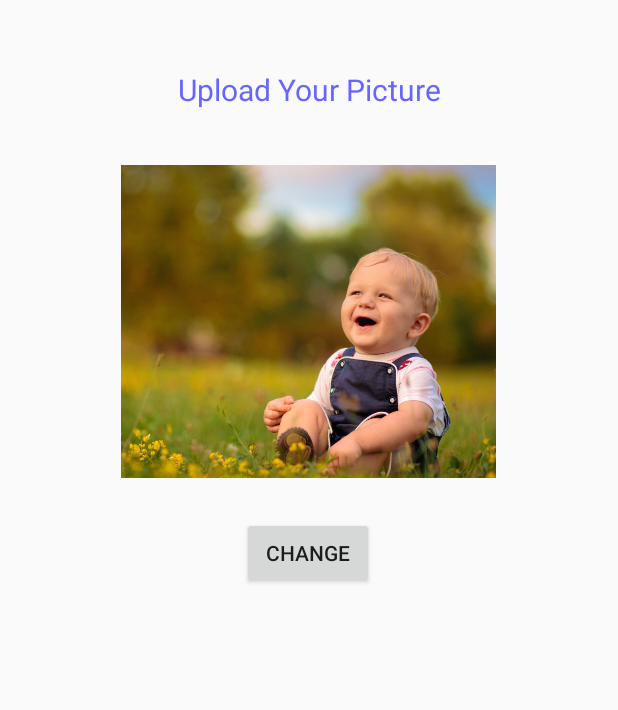
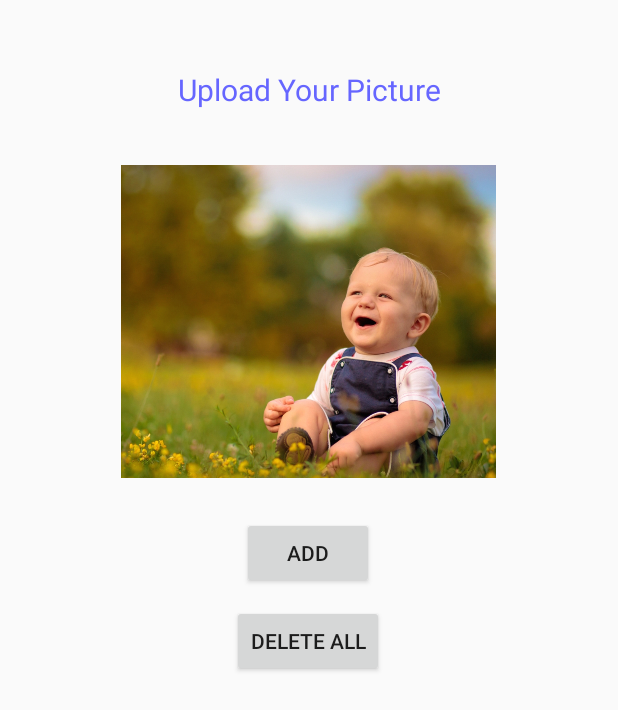
Before and after one commit to jeffreysgao/InYourFace_Dev, an Android app: the PhotoActivity screen opened directly, with no data from a screen before it, on a phone screen of 412 x 824 dp. Shown: the top 710 px of the screen. Run offline under Robolectric (Android 15) with nearby library versions, the phone set to English and light mode, and no system bars; pictures from the network do not load.

Commit message:
delete all button?

```diff
--- a/app/src/main/res/layout/activity_photo.xml
+++ b/app/src/main/res/layout/activity_photo.xml
@@ -47,14 +47,26 @@
                 android:id="@+id/photoTaken1" />
 
             <Button
-                android:id="@+id/btn_start_b"
+                android:id="@+id/btn_start"
                 android:layout_width="wrap_content"
                 android:layout_height="wrap_content"
                 android:layout_alignParentRight="true"
                 android:layout_gravity="center"
                 android:layout_margin="5dp"
                 android:onClick="clickChangeButton1"
-                android:text="@string/change_pic_button" />
+                android:text="Add" />
+
+            <Button
+                android:id="@+id/btn_delete"
+                android:layout_width="wrap_content"
+                android:layout_height="wrap_content"
+                android:layout_alignParentRight="true"
+                android:layout_gravity="center"
+                android:layout_margin="5dp"
+                android:onClick="clickDeleteButton"
+                android:text="Delete All" />
+
+
 
             </LinearLayout>
 
```
Also changed, not shown: app/src/main/java/com/example/jeffrey_gao/inyourface_dev/PhotoActivity.java (+14 -2 lines).
